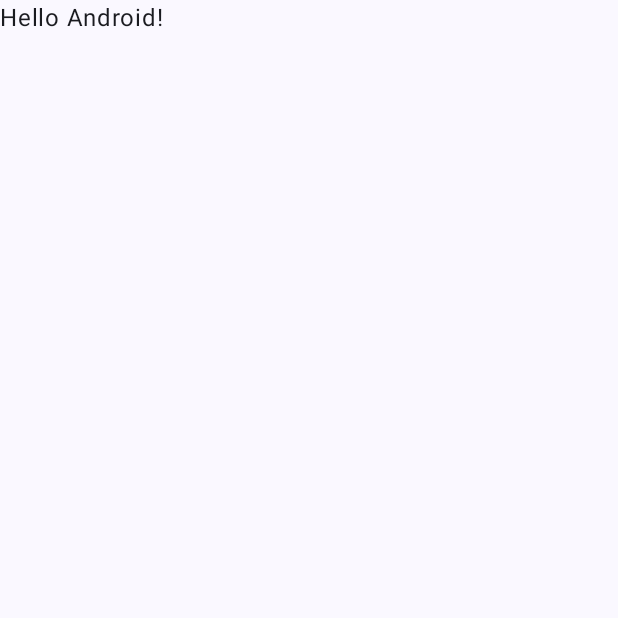
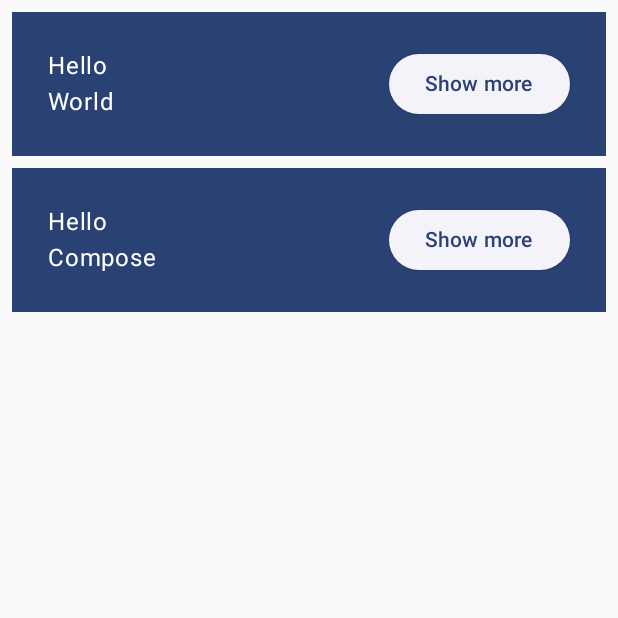
Before and after one commit to guen-Kim/gikimVideo, an Android app built with Jetpack Compose: the screen it shows after launch (MainActivity), on a phone screen of 412 x 824 dp, the top half of it. Before the commit the part shown is almost empty. Run offline under Robolectric (Android 15) with nearby library versions, the phone set to English and light mode, and no system bars.

Commit message:
add: Compose 기초

```diff
--- a/presentation/src/main/java/com/guen/presentation/MainActivity.kt
+++ b/presentation/src/main/java/com/guen/presentation/MainActivity.kt
@@ -3,13 +3,21 @@ package com.guen.presentation
 import android.os.Bundle
 import androidx.activity.ComponentActivity
 import androidx.activity.compose.setContent
+import androidx.compose.foundation.layout.Column
+import androidx.compose.foundation.layout.Row
 import androidx.compose.foundation.layout.fillMaxSize
+import androidx.compose.foundation.layout.padding
+import androidx.compose.material3.ElevatedButton
 import androidx.compose.material3.MaterialTheme
 import androidx.compose.material3.Surface
 import androidx.compose.material3.Text
 import androidx.compose.runtime.Composable
+import androidx.compose.runtime.mutableStateListOf
+import androidx.compose.runtime.mutableStateOf
+import androidx.compose.runtime.remember
 import androidx.compose.ui.Modifier
 import androidx.compose.ui.tooling.preview.Preview
+import androidx.compose.ui.unit.dp
 import com.guen.presentation.ui.theme.GikimVideoTheme
 
 class MainActivity : ComponentActivity() {
@@ -17,30 +25,55 @@ class MainActivity : ComponentActivity() {
         super.onCreate(savedInstanceState)
         setContent {
             GikimVideoTheme {
-                // A surface container using the 'background' color from the theme
-                Surface(
-                    modifier = Modifier.fillMaxSize(),
-                    color = MaterialTheme.colorScheme.background
-                ) {
-                    Greeting("Android")
-                }
+                MyApp(modifier = Modifier.fillMaxSize())
             }
         }
     }
 }
 
 @Composable
-fun Greeting(name: String, modifier: Modifier = Modifier) {
-    Text(
-        text = "Hello $name!",
-        modifier = modifier
-    )
+fun MyApp(
+    modifier: Modifier = Modifier,
+    names: List<String> = listOf("World", "Compose")
+) {
+    Column(modifier = modifier.padding(vertical = 4.dp)) {
+        for (name in names) {
+            Greeting(name = name)
+        }
+    }
 }
 
-@Preview(showBackground = true)
+
+@Composable
+fun Greeting(name: String, modifier: Modifier = Modifier) {
+    val expanded = remember { mutableStateOf(false) }
+    val extraPadding = if (expanded.value) 48.dp else 0.dp
+
+        Surface(
+            color = MaterialTheme.colorScheme.primary,
+            modifier = modifier.padding(vertical = 4.dp, horizontal = 8.dp)
+        ) {
+            Row(modifier = Modifier.padding(24.dp)) {
+                Column(modifier = Modifier.weight(1f)
+                    .weight(1f)
+                    .padding(bottom = extraPadding)
+                ) {
+                    Text(text = "Hello ")
+                    Text(text = name)
+                }
+                ElevatedButton(
+                    onClick = { expanded.value = !expanded.value }
+                ) {
+                    Text(if (expanded.value) "Show less" else "Show more")
+                }
+            }
+        }
+}
+
+@Preview(showBackground = true, widthDp = 320)
 @Composable
 fun GreetingPreview() {
     GikimVideoTheme {
-        Greeting("Android")
+        MyApp()
     }
 }
```
